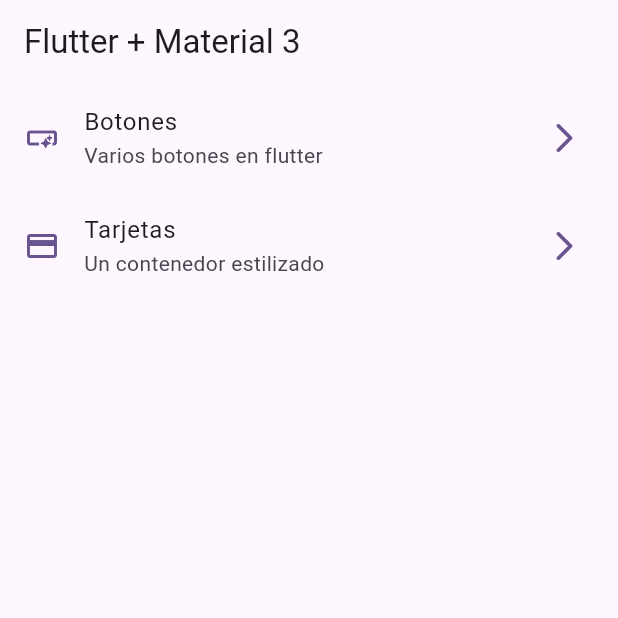
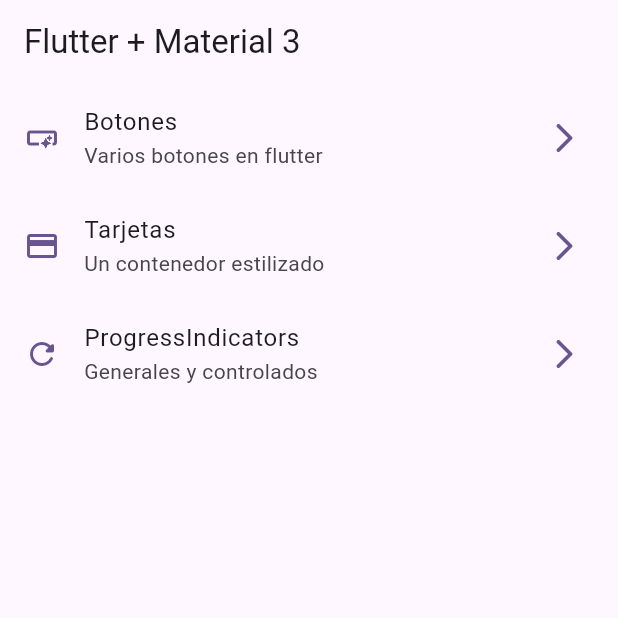
Before and after one commit to rodriandres/flutter-widgets-app, a Flutter app: the screen it shows after launch, on a phone screen of 412 x 824 dp, the top half of it. Run offline on Flutter 3.47's test engine with Material 3 defaults, Android fonts, the phone set to English and light mode, and no system bars; our stand-ins replace go_router.

Commit message:
progress indicator intial page

```diff
--- a/lib/config/menu/menu_items.dart
+++ b/lib/config/menu/menu_items.dart
@@ -32,4 +32,12 @@ const appMenuItems = <MenuItem> [
     link: '/cards',
     icon: Icons.credit_card,
   ),
+
+
+  MenuItem(
+    title: 'ProgressIndicators',
+    subTitle: 'Generales y controlados',
+    link: '/progress',
+    icon: Icons.refresh_rounded,
+  ),
 ];
--- a/lib/config/router/app_router.dart
+++ b/lib/config/router/app_router.dart
@@ -19,5 +19,10 @@ final appRouter = GoRouter(
       path: '/cards',
       builder: (context, state) => CardsScreen(),
     ),
+    GoRoute(
+      name: ProgressScreen.name,
+      path: '/progress',
+      builder: (context, state) => ProgressScreen(),
+    ),
   ]
 );
```
Also changed, not shown: lib/presentations/screens/progress/progress_screen.dart (+40 -0 lines).
